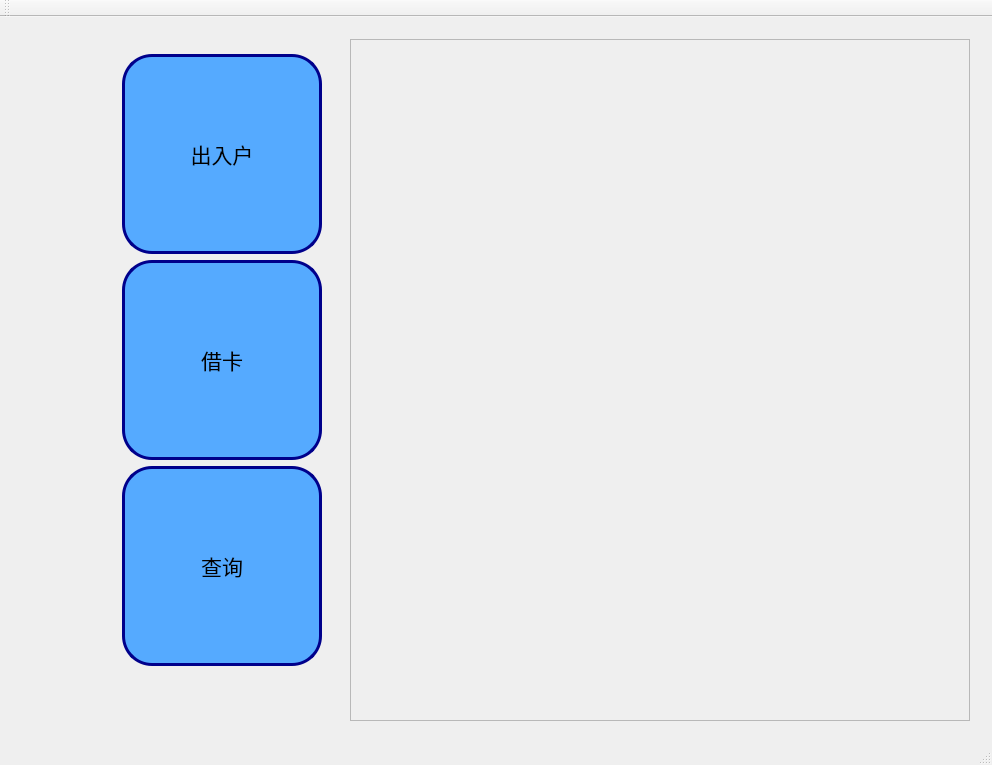
interstellar-ai/info_manage_system, file info_manage_system/mainwindow.ui: the form before one commit.
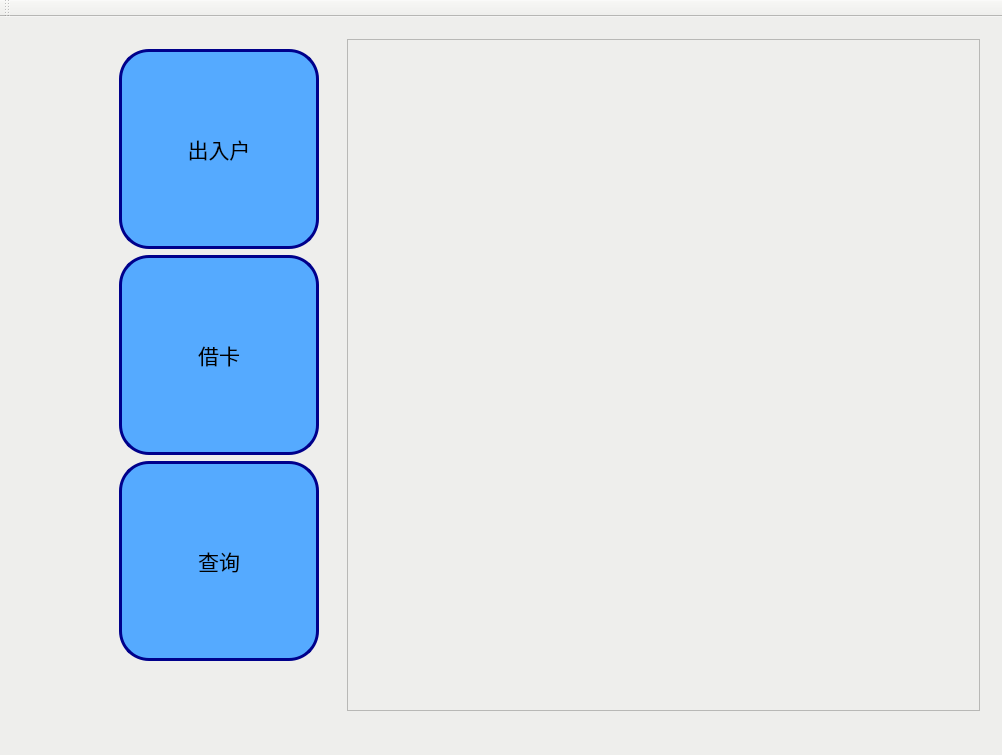
The form after the commit. The open tabs and pages were chosen to show the change. Icons and pictures are not drawn. Custom widgets are drawn as their Qt base class.

Commit message: add login page

The edit to the form file:
```diff
--- a/info_manage_system/mainwindow.ui
+++ b/info_manage_system/mainwindow.ui
@@ -6,8 +6,8 @@
    <rect>
     <x>0</x>
     <y>0</y>
-    <width>992</width>
-    <height>765</height>
+    <width>1002</width>
+    <height>755</height>
    </rect>
   </property>
   <property name="sizePolicy">
@@ -24,10 +24,12 @@
     <normaloff>:/icon/collect.png</normaloff>:/icon/collect.png</iconset>
   </property>
   <property name="styleSheet">
-   <string notr="true"/>
+   <string notr="true">background-color : rgb(238, 238, 236)</string>
   </property>
   <widget class="QWidget" name="centralWidget">
-   <layout class="QHBoxLayout" name="horizontalLayout">
+   <layout class="QHBoxLayout" name="horizontalLayout_6">
+    <item>
+     <layout class="QHBoxLayout" name="horizontalLayout_5">
     <item>
      <spacer name="horizontalSpacer">
       <property name="orientation">
@@ -38,8 +40,8 @@
       </property>
       <property name="sizeHint" stdset="0">
        <size>
-        <width>100</width>
-        <height>20</height>
+          <width>97</width>
+          <height>17</height>
        </size>
       </property>
      </spacer>
@@ -278,21 +280,9 @@
        </layout>
       </widget>
       <widget class="QWidget" name="stackedWidgetPage2">
-       <property name="sizePolicy">
-        <sizepolicy hsizetype="Expanding" vsizetype="Expanding">
-         <horstretch>0</horstretch>
-         <verstretch>0</verstretch>
-        </sizepolicy>
-       </property>
-       <layout class="QGridLayout" name="gridLayout_2">
-        <item row="0" column="0">
-         <widget class="ACCOUNT_CARD_BORROW_PAGE" name="account_borrow_page">
-          <property name="sizePolicy">
-           <sizepolicy hsizetype="Preferred" vsizetype="Preferred">
-            <horstretch>0</horstretch>
-            <verstretch>0</verstretch>
-           </sizepolicy>
-          </property>
+         <layout class="QHBoxLayout" name="horizontalLayout">
+          <item>
+           <widget class="ACCOUNT_CARD_BORROW_PAGE" name="account_card_borrow_page">
           <property name="frameShape">
            <enum>QFrame::StyledPanel</enum>
           </property>
@@ -318,6 +308,8 @@
        </layout>
       </widget>
      </widget>
+      </item>
+     </layout>
     </item>
    </layout>
   </widget>
@@ -361,6 +353,12 @@
    <header>search_page.h</header>
    <container>1</container>
   </customwidget>
+  <customwidget>
+   <class>Login_page</class>
+   <extends>QFrame</extends>
+   <header>login_page.h</header>
+   <container>1</container>
+  </customwidget>
  </customwidgets>
  <resources>
   <include location="icon.qrc"/>
```
Left out of the diff: 23 changed lines with no effect on the pictures. Lines whose indentation alone changed are shown as unchanged. The commit also changes 6 other files.
